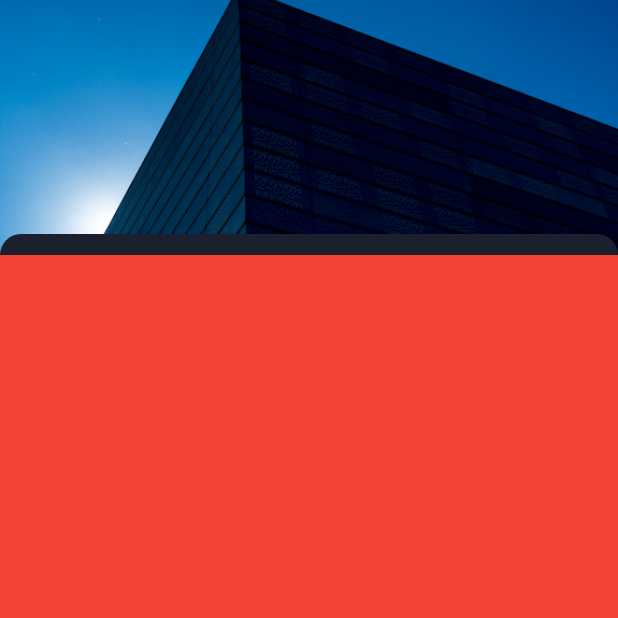
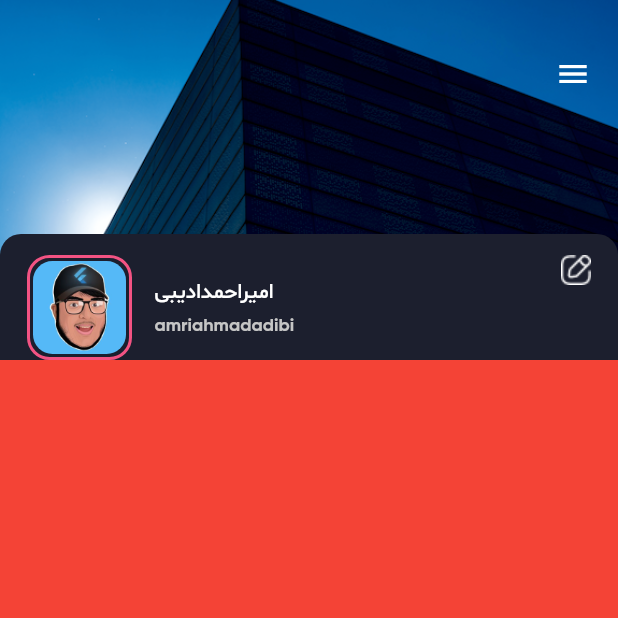
Before and after one commit to amirahmadadibi/instagram_clone, a Flutter app: the screen it shows after launch, on a phone screen of 412 x 824 dp, the top half of it. Run offline on Flutter 3.47's test engine with Material 2 defaults, Android fonts, the phone set to English and light mode, and no system bars; our stand-ins replace dotted_border.

Commit message:
week11 E60 make Navigaiton icon and profile IMage

```diff
--- a/lib/screens/user_profile_screen.dart
+++ b/lib/screens/user_profile_screen.dart
@@ -11,16 +11,25 @@ class UserProfileScreen extends StatelessWidget {
         headerSliverBuilder: (context, isScrolled) {
           return [
             SliverAppBar(
+              // pinned: true,
+              toolbarHeight: 80,
+              actions: [
+                Padding(
+                  padding: EdgeInsets.only(right: 18, top: 18),
+                  child: Icon(Icons.menu),
+                )
+              ],
               bottom: PreferredSize(
                 preferredSize: Size.fromHeight(10),
                 child: Container(
                   height: 14,
                   decoration: BoxDecoration(
-                      color: Color(0xff1C1F2E),
-                      borderRadius: BorderRadius.only(
-                        topLeft: Radius.circular(15),
-                        topRight: Radius.circular(15),
-                      )),
+                    color: Color(0xff1C1F2E),
+                    borderRadius: BorderRadius.only(
+                      topLeft: Radius.circular(15),
+                      topRight: Radius.circular(15),
+                    ),
+                  ),
                 ),
               ),
               backgroundColor: Color(0xff1C1F2E),
@@ -31,6 +40,9 @@ class UserProfileScreen extends StatelessWidget {
                   fit: BoxFit.cover,
                 ),
               ),
+            ),
+            SliverToBoxAdapter(
+              child: _getHeaderProfile(),
             )
           ];
         },
```
